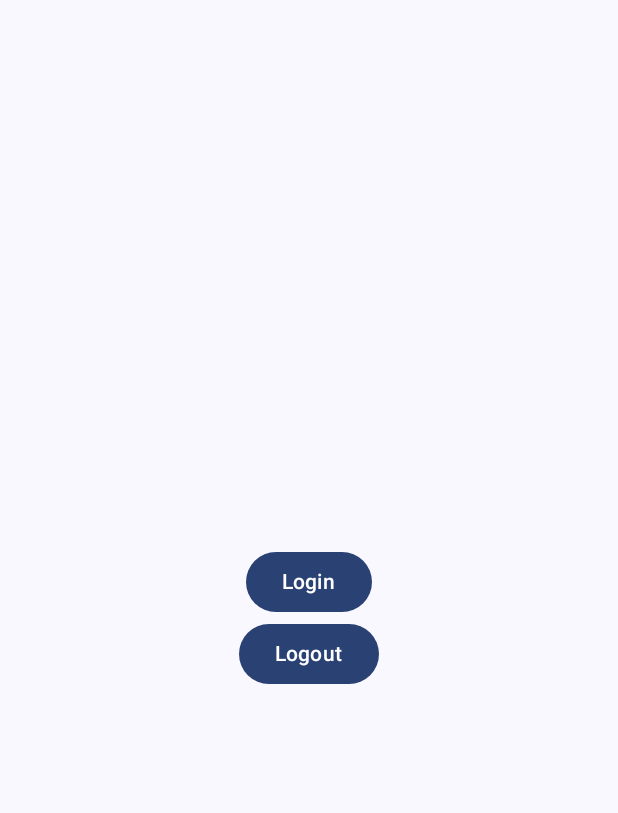
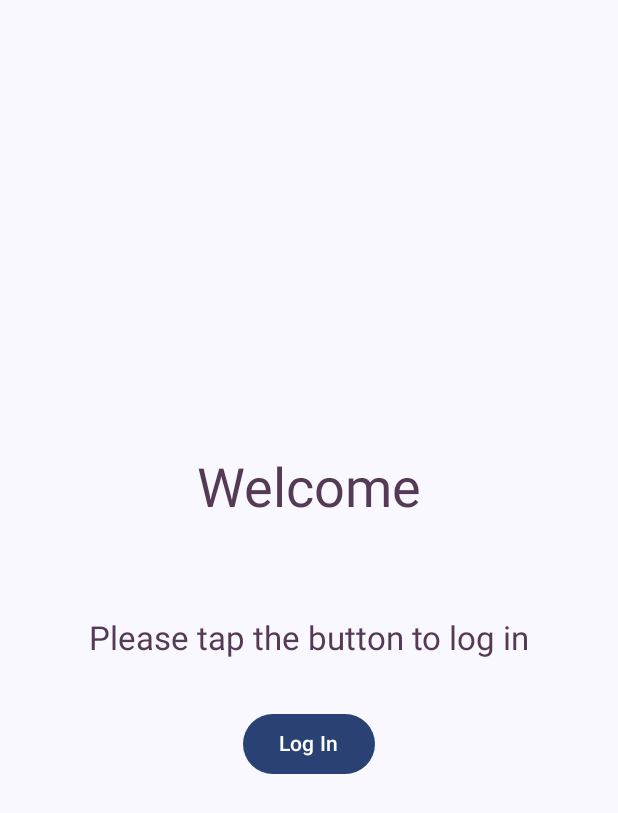
Before and after one commit to cloudapper-ai/CloudApperIDLogin-Android, an Android app built with Jetpack Compose: the screen it shows after launch (MainActivity), on a phone screen of 412 x 824 dp. Shown: the top 813 px of the screen. Run offline under Robolectric (Android 15) with nearby library versions, the phone set to English and light mode, and no system bars; libraries missing offline, so code that uses them is left out: net.openid.appauth; 3 statements that could not run were skipped.

```diff
--- a/app/src/main/AndroidManifest.xml
+++ b/app/src/main/AndroidManifest.xml
@@ -14,7 +14,7 @@
         android:supportsRtl="true"
         android:theme="@style/Theme.OpenIdDemo" >
         <activity
-            android:name="net.openid.appauth.RedirectUriReceiverActivity"
+            android:name=".RedirectUriReceiverActivity"
             tools:node="replace"
             android:exported="true">
             <intent-filter>
--- a/app/src/main/java/com/example/openiddemo/MainActivity.kt
+++ b/app/src/main/java/com/example/openiddemo/MainActivity.kt
@@ -11,13 +11,22 @@ import androidx.compose.foundation.layout.Arrangement
 import androidx.compose.foundation.layout.Column
 import androidx.compose.foundation.layout.fillMaxSize
 import androidx.compose.foundation.layout.padding
+import androidx.compose.foundation.layout.size
 import androidx.compose.material3.Button
+import androidx.compose.material3.CircularProgressIndicator
+import androidx.compose.material3.MaterialTheme
 import androidx.compose.material3.Scaffold
 import androidx.compose.material3.Text
 import androidx.compose.runtime.Composable
+import androidx.compose.runtime.getValue
+import androidx.compose.runtime.mutableStateOf
+import androidx.compose.runtime.remember
+import androidx.compose.runtime.setValue
 import androidx.compose.ui.Alignment
 import androidx.compose.ui.Modifier
+import androidx.compose.ui.text.style.TextAlign
 import androidx.compose.ui.tooling.preview.Preview
+import androidx.compose.ui.unit.dp
 import androidx.core.net.toUri
 import androidx.security.crypto.EncryptedSharedPreferences
 import androidx.security.crypto.MasterKey
@@ -27,20 +36,8 @@ import net.openid.appauth.AuthorizationRequest
 import net.openid.appauth.AuthorizationResponse
 import net.openid.appauth.AuthorizationService
 import net.openid.appauth.AuthorizationServiceConfiguration
-import net.openid.appauth.EndSessionRequest
 
 class MainActivity : ComponentActivity() {
-
-
-    val redirectUri = "com.cloudapper.auth:/oauth2redirect"
-    val signOutRedirectUri = "com.cloudapper.auth2:/logout"
-
-    val authorizeEndpoint = "https://dev-account.cloudapper.com/connect/authorize"
-    val tokenEndpoint = "https://dev-account.cloudapper.com/connect/token"
-    val endSessionEndpoint = "https://dev-account.cloudapper.com/connect/endsession"
-    val clientId = "ko-android-app-v8"
-    val scope = "openid email profile roles ko_webapi_v2 offline_access marketplace_api"
-    val responseType = "code id_token"
 
     private lateinit var authService: AuthorizationService
 
@@ -95,6 +92,7 @@ class MainActivity : ComponentActivity() {
 
     override fun onCreate(savedInstanceState: Bundle?) {
         super.onCreate(savedInstanceState)
+        authService = AuthorizationService(this)
 
         if (isLoggedIn()) {
             startActivity(Intent(this, HomeActivity::class.java))
@@ -102,12 +100,14 @@ class MainActivity : ComponentActivity() {
             return
         }
 
-        authService = AuthorizationService(this)
-
         enableEdgeToEdge()
         setContent {
             OpenIdDemoTheme {
                 Scaffold(modifier = Modifier.fillMaxSize()) { innerPadding ->
+                    var isLoading by remember {
+                        mutableStateOf(false)
+                    }
+
                     Column(
                         modifier = Modifier
                             .fillMaxSize()
@@ -115,16 +115,33 @@ class MainActivity : ComponentActivity() {
                         verticalArrangement = Arrangement.Center,
                         horizontalAlignment = Alignment.CenterHorizontally
                     ) {
-                        Button(onClick = {
-                            startLogin()
-                        }) {
-                            Text(text = "Login")
-                        }
+                        Text(
+                            modifier = Modifier.padding(horizontal = 32.dp),
+                            text = "Welcome",
+                            style = MaterialTheme.typography.displaySmall,
+                            color = MaterialTheme.colorScheme.tertiary,
+                            textAlign = TextAlign.Center
+                        )
 
-                        Button(onClick = {
-                            logout()
-                        }) {
-                            Text(text = "Logout")
+                        Text(
+                            modifier = Modifier.padding(top = 64.dp),
+                            text = "Please tap the button to log in",
+                            style = MaterialTheme.typography.titleLarge,
+                            color = MaterialTheme.colorScheme.tertiary
+                        )
+
+                        Button(
+                            modifier = Modifier.padding(top = 32.dp),
+                            enabled = !isLoading,
+                            onClick = {
+                                isLoading = true
+                                startLogin()
+                            }) {
+                            if (isLoading) {
+                                CircularProgressIndicator(modifier = Modifier.size(24.dp))
+                            } else {
+                                Text(text = "Log In")
+                            }
                         }
                     }
                 }
@@ -165,19 +182,19 @@ class MainActivity : ComponentActivity() {
 
     fun getAuthRequest(): AuthorizationRequest {
         val serviceConfiguration = AuthorizationServiceConfiguration(
-            authorizeEndpoint.toUri(),
-            tokenEndpoint.toUri(),
+            AuthConfig.AuthorizeEndpoint.toUri(),
+            AuthConfig.TokenEndpoint.toUri(),
             null, // registration endpoint
-            endSessionEndpoint.toUri()
+            AuthConfig.EndSessionEndpoint.toUri()
         )
 
         return AuthorizationRequest.Builder(
             serviceConfiguration,
-            clientId,
-            responseType,
-            redirectUri.toUri()
+            AuthConfig.ClientId,
+            AuthConfig.ResponseType,
+            AuthConfig.RedirectUri.toUri()
         )
-            .setScope(scope)
+            .setScope(AuthConfig.Scope)
             .build()
     }
 
@@ -190,40 +207,6 @@ class MainActivity : ComponentActivity() {
 
         val authIntent = authService.getAuthorizationRequestIntent(authRequest!!)
         getAuthResponse.launch(authIntent)
-    }
-
-
-    fun logout() {
-        val prefs = EncryptedSharedPreferences.create(
-            this,
-            "auth_prefs",
-            MasterKey.Builder(this).setKeyScheme(MasterKey.KeyScheme.AES256_GCM).build(),
-            EncryptedSharedPreferences.PrefKeyEncryptionScheme.AES256_SIV,
-            EncryptedSharedPreferences.PrefValueEncryptionScheme.AES256_GCM
-        )
-
-        prefs.edit().clear().apply()
-
-        val endSessionEndpoint = "https://dev-account.cloudapper.com/connect/endsession".toUri()
-        val serviceConfig = AuthorizationServiceConfiguration(
-            "https://dev-account.cloudapper.com/connect/authorize".toUri(),
-            "https://dev-account.cloudapper.com/connect/token".toUri(),
-            null,
-            endSessionEndpoint
-        )
-
-        val idToken = prefs.getString("id_token", null)
-
-        val endSessionRequest = EndSessionRequest.Builder(
-            serviceConfig,
-        )
-            .setPostLogoutRedirectUri(signOutRedirectUri.toUri())
-            .build()
-
-        val authService = AuthorizationService(this)
-
-        val logoutIntent = authService.getEndSessionRequestIntent(endSessionRequest)
-        startActivity(logoutIntent)
     }
 }
 
```
Also changed, not shown: app/src/main/java/com/example/openiddemo/AuthConfig.kt (added, +13 -0 lines), app/src/main/java/com/example/openiddemo/HomeActivity.kt (+112 -4 lines), app/src/main/java/com/example/openiddemo/RedirectUriReceiverActivity.kt (+17 -8 lines).
